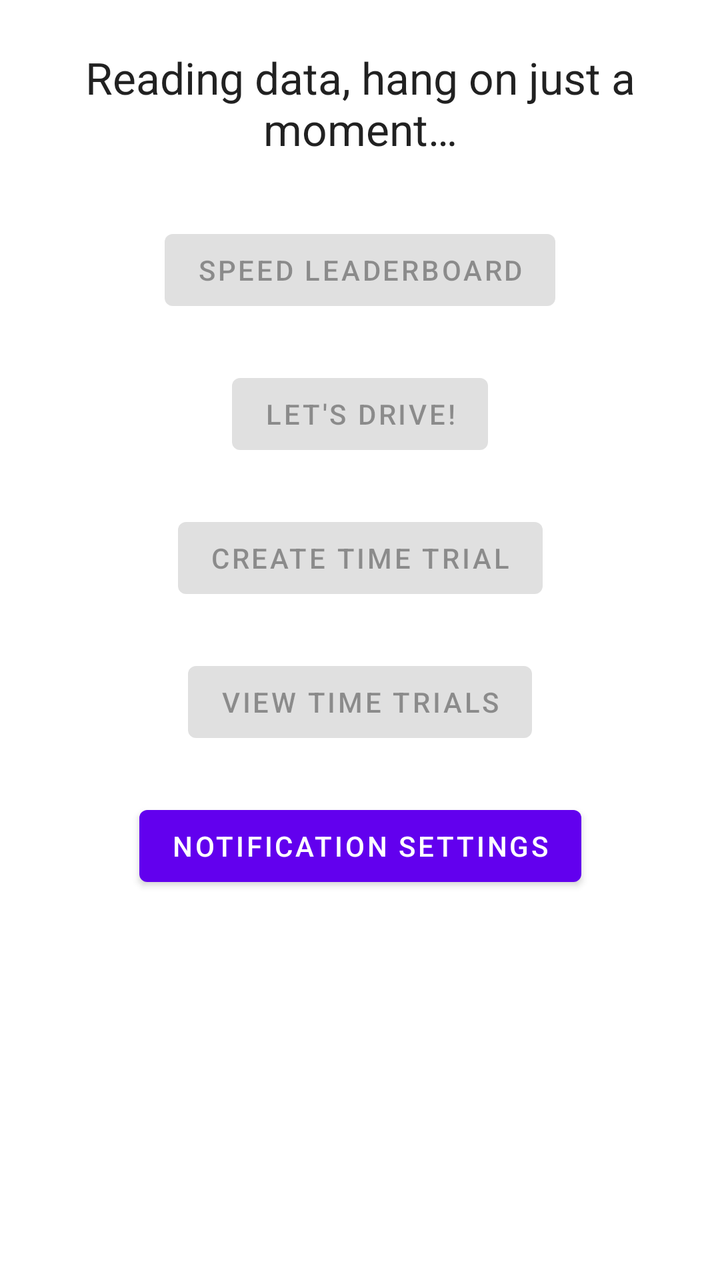
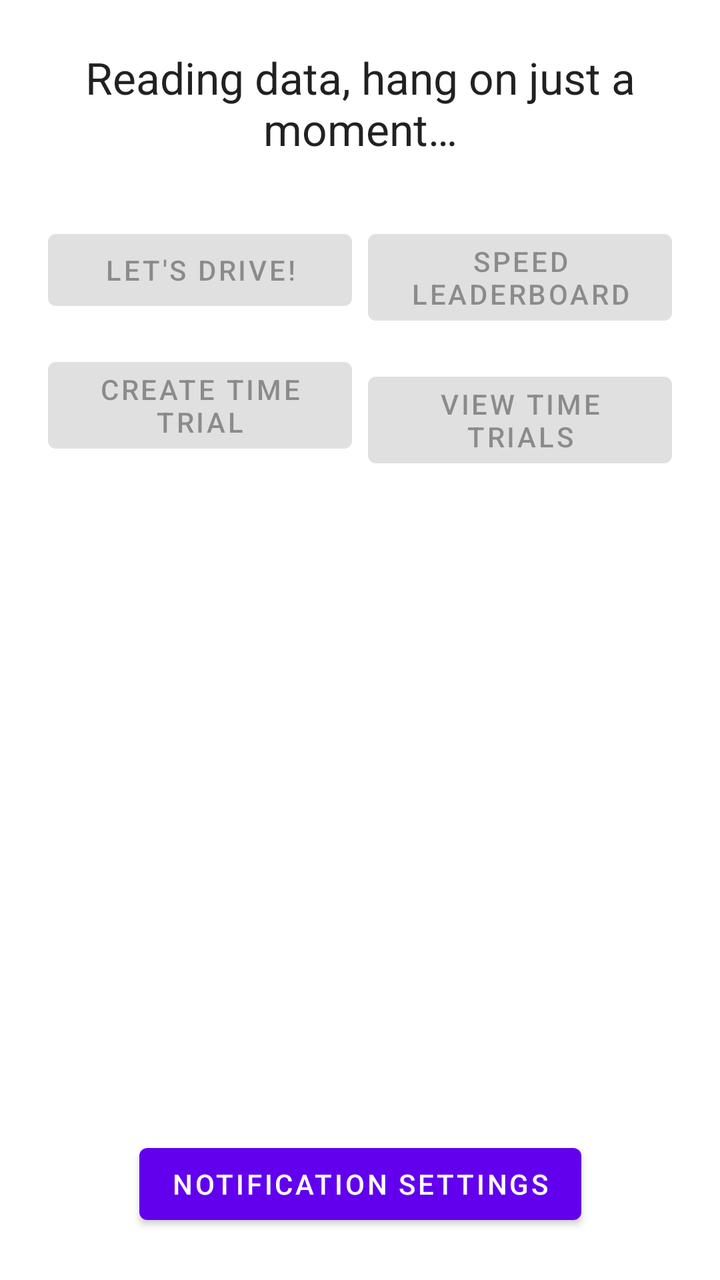

Compare the two renders of this Android layout. The source of the first and the diff that turns it into the second are given below.
<!-- AndroidManifest.xml: application theme AppTheme -->
<!-- res/layout/activity_home_page.xml -->
<?xml version="1.0" encoding="utf-8"?>
<androidx.constraintlayout.widget.ConstraintLayout
        xmlns:android="http://schemas.android.com/apk/res/android"
        xmlns:tools="http://schemas.android.com/tools"
        xmlns:app="http://schemas.android.com/apk/res-auto"
        android:layout_width="match_parent"
        android:layout_height="match_parent"
        tools:context=".HomePage">
    <TextView
            android:text="@string/loggingIn"
            android:layout_width="wrap_content"
            android:layout_height="wrap_content" android:id="@+id/wbMessage"
            app:layout_constraintStart_toStartOf="parent" app:layout_constraintEnd_toEndOf="parent"
            app:layout_constraintTop_toTopOf="parent" android:layout_marginTop="24dp"
            android:layout_marginStart="24dp" android:layout_marginEnd="24dp"
            android:textAppearance="@style/TextAppearance.AppCompat.Large" android:textAlignment="center"/>
    <Button
            android:text="@string/leaderboardButtonLabel"
            android:layout_width="wrap_content"
            android:layout_height="wrap_content" android:id="@+id/statsButton"
            app:layout_constraintTop_toBottomOf="@+id/wbMessage"
            android:layout_marginTop="32dp" app:layout_constraintStart_toStartOf="parent"
            app:layout_constraintEnd_toEndOf="parent" android:enabled="false" android:onClick="seeLeaderboard"/>
    <Button
            android:text="@string/driveButtonLabel"
            android:layout_width="wrap_content"
            android:layout_height="wrap_content" android:id="@+id/driveButton"
            app:layout_constraintTop_toBottomOf="@+id/statsButton"
            android:layout_marginTop="24dp" app:layout_constraintEnd_toEndOf="parent"
            app:layout_constraintStart_toStartOf="parent" android:enabled="false" android:onClick="driveButton"/>
    <Button
            android:text="@string/notSetTxt"
            android:layout_width="wrap_content"
            android:layout_height="wrap_content" android:id="@+id/notSetBtn"
            app:layout_constraintStart_toStartOf="parent" app:layout_constraintEnd_toEndOf="parent"
            android:onClick="notSetBtn" app:layout_constraintTop_toBottomOf="@+id/tTrialsBtn"
            android:layout_marginTop="24dp"/>
    <Button
            android:text="@string/createTTBtnLabel"
            android:layout_width="wrap_content"
            android:layout_height="wrap_content" android:id="@+id/createTTrialBtn"
            app:layout_constraintTop_toBottomOf="@+id/driveButton"
            android:layout_marginTop="24dp" app:layout_constraintEnd_toEndOf="parent"
            app:layout_constraintStart_toStartOf="parent" android:enabled="false" android:onClick="createTTrial"/>
    <Button
            android:text="@string/tTrialBtn"
            android:layout_width="wrap_content"
            android:layout_height="wrap_content" android:id="@+id/tTrialsBtn"
            app:layout_constraintTop_toBottomOf="@+id/createTTrialBtn" app:layout_constraintStart_toStartOf="parent"
            app:layout_constraintEnd_toEndOf="parent" android:layout_marginTop="24dp" android:enabled="false"
            android:onClick="seeTTrials"/>
</androidx.constraintlayout.widget.ConstraintLayout>
<!-- resources referenced by this layout -->
<resources>
  <string name="createTTBtnLabel">Create Time Trial</string>
  <string name="driveButtonLabel">Let\'s drive!</string>
  <string name="leaderboardButtonLabel">Speed leaderboard</string>
  <string name="loggingIn">Reading data, hang on just a moment…</string>
  <string name="notSetTxt">Notification Settings</string>
  <string name="tTrialBtn">View Time Trials</string>
  <style name="AppTheme" parent="Theme.MaterialComponents.DayNight">
          <item name="android:windowBackground">@color/bg</item>
      </style>
  <color name="bg">#ffffff</color>
</resources>

<!-- the commit's change to res/layout/activity_home_page.xml (unified diff, before → after) -->
@@ -16,37 +16,44 @@
             android:textAppearance="@style/TextAppearance.AppCompat.Large" android:textAlignment="center"/>
     <Button
             android:text="@string/leaderboardButtonLabel"
-            android:layout_width="wrap_content"
+            android:layout_width="0dp"
             android:layout_height="wrap_content" android:id="@+id/statsButton"
-            app:layout_constraintTop_toBottomOf="@+id/wbMessage"
-            android:layout_marginTop="32dp" app:layout_constraintStart_toStartOf="parent"
-            app:layout_constraintEnd_toEndOf="parent" android:enabled="false" android:onClick="seeLeaderboard"/>
+            android:enabled="false" android:onClick="seeLeaderboard"
+            app:layout_constraintEnd_toEndOf="parent" app:layout_constraintTop_toBottomOf="@+id/wbMessage"
+            android:layout_marginTop="32dp" android:layout_marginEnd="24dp"
+            app:layout_constraintStart_toEndOf="@+id/driveButton"/>
     <Button
             android:text="@string/driveButtonLabel"
-            android:layout_width="wrap_content"
+            android:layout_width="0dp"
             android:layout_height="wrap_content" android:id="@+id/driveButton"
-            app:layout_constraintTop_toBottomOf="@+id/statsButton"
-            android:layout_marginTop="24dp" app:layout_constraintEnd_toEndOf="parent"
-            app:layout_constraintStart_toStartOf="parent" android:enabled="false" android:onClick="driveButton"/>
+            android:enabled="false" android:onClick="driveButton"
+            app:layout_constraintEnd_toStartOf="@+id/statsButton"
+            app:layout_constraintStart_toStartOf="parent" app:layout_constraintTop_toBottomOf="@+id/wbMessage"
+            android:layout_marginTop="32dp" android:layout_marginStart="24dp" android:layout_marginEnd="8dp"/>
     <Button
             android:text="@string/notSetTxt"
             android:layout_width="wrap_content"
             android:layout_height="wrap_content" android:id="@+id/notSetBtn"
             app:layout_constraintStart_toStartOf="parent" app:layout_constraintEnd_toEndOf="parent"
-            android:onClick="notSetBtn" app:layout_constraintTop_toBottomOf="@+id/tTrialsBtn"
-            android:layout_marginTop="24dp"/>
+            android:onClick="notSetBtn"
+            app:layout_constraintBottom_toBottomOf="parent" android:layout_marginBottom="24dp"/>
     <Button
             android:text="@string/createTTBtnLabel"
-            android:layout_width="wrap_content"
+            android:layout_width="0dp"
             android:layout_height="wrap_content" android:id="@+id/createTTrialBtn"
-            app:layout_constraintTop_toBottomOf="@+id/driveButton"
-            android:layout_marginTop="24dp" app:layout_constraintEnd_toEndOf="parent"
-            app:layout_constraintStart_toStartOf="parent" android:enabled="false" android:onClick="createTTrial"/>
+            android:enabled="false" android:onClick="createTTrial"
+            app:layout_constraintStart_toStartOf="parent"
+            app:layout_constraintEnd_toStartOf="@+id/tTrialsBtn" android:layout_marginEnd="8dp"
+            android:layout_marginStart="24dp" app:layout_constraintTop_toBottomOf="@+id/driveButton"
+            android:layout_marginTop="16dp" app:layout_constraintHorizontal_bias="1.0"/>
     <Button
             android:text="@string/tTrialBtn"
-            android:layout_width="wrap_content"
+            android:layout_width="0dp"
             android:layout_height="wrap_content" android:id="@+id/tTrialsBtn"
-            app:layout_constraintTop_toBottomOf="@+id/createTTrialBtn" app:layout_constraintStart_toStartOf="parent"
-            app:layout_constraintEnd_toEndOf="parent" android:layout_marginTop="24dp" android:enabled="false"
-            android:onClick="seeTTrials"/>
+            android:enabled="false"
+            android:onClick="seeTTrials"
+            app:layout_constraintStart_toStartOf="@+id/statsButton"
+            app:layout_constraintEnd_toEndOf="@+id/statsButton" app:layout_constraintHorizontal_bias="0.0"
+            app:layout_constraintTop_toBottomOf="@+id/statsButton" android:layout_marginTop="16dp"
+    />
 </androidx.constraintlayout.widget.ConstraintLayout>
